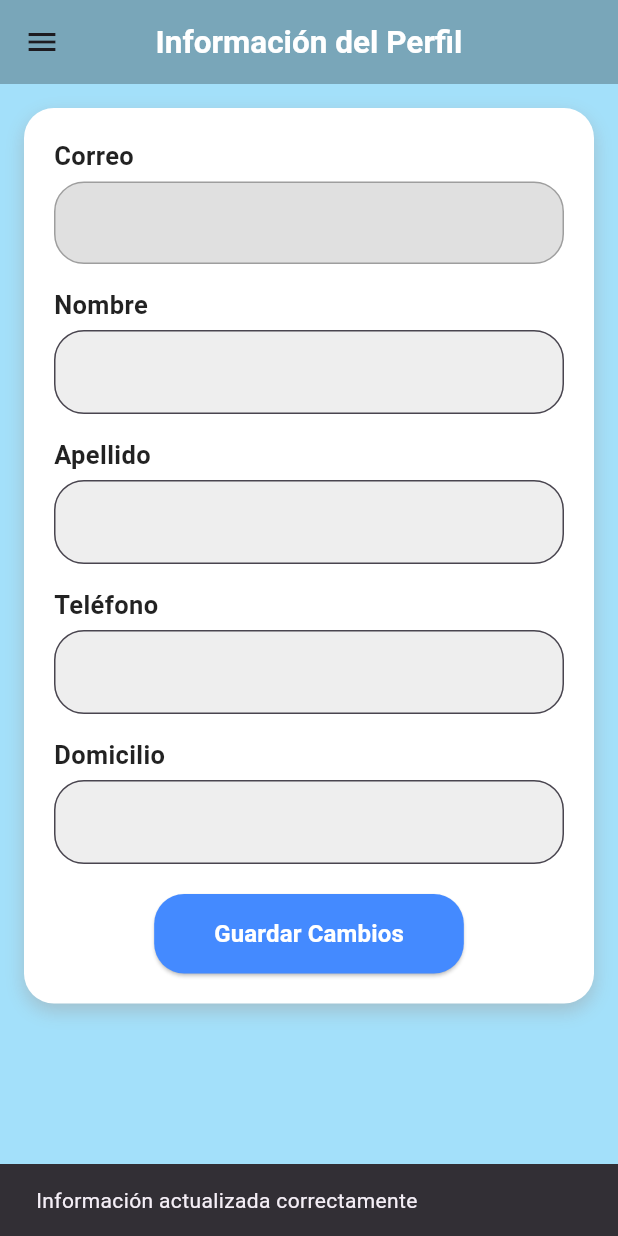
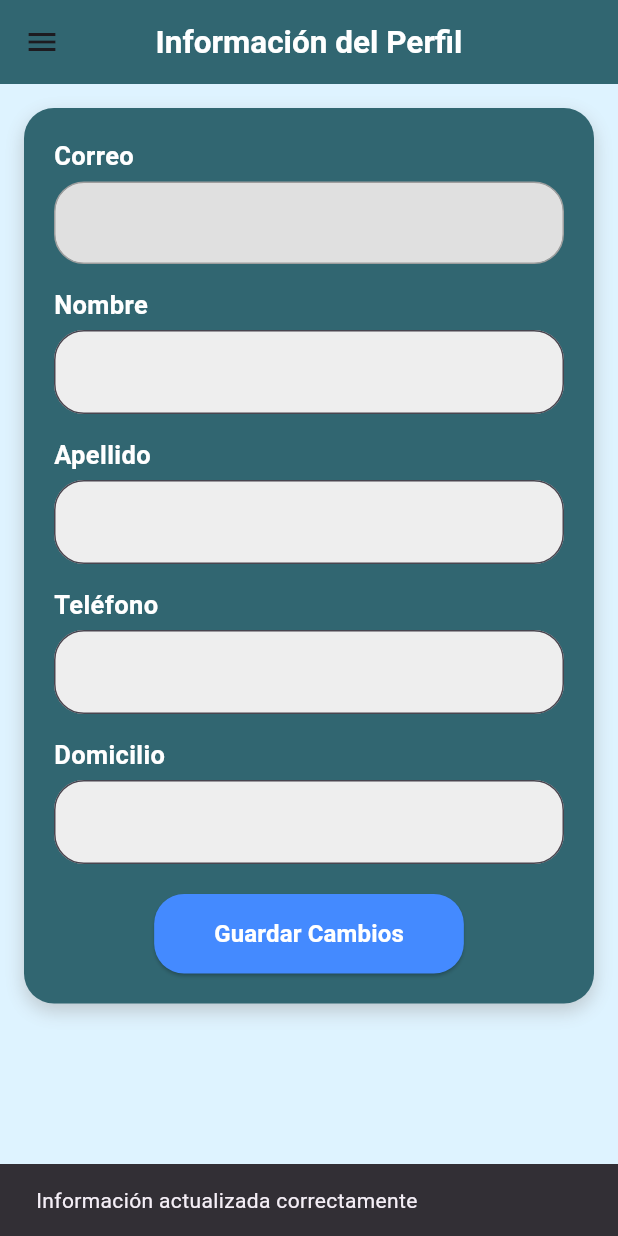
Before and after one commit to Armando-Riv/pruebas, a Flutter app: the UserProfileScreen screen opened by its route, after a tap on "Guardar Cambios", on a phone screen of 412 x 824 dp. Run offline on Flutter 3.47's test engine with Material 3 defaults, Android fonts, the phone set to English and light mode, and no system bars; our stand-ins replace cloud_firestore, firebase_auth, firebase_core, firebase_messaging, pdf, printing and 1 more; accounts and stored records are empty.

Commit message:
Version 1.0 Terminada

```diff
--- a/lib/app_drawer.dart
+++ b/lib/app_drawer.dart
@@ -16,21 +16,26 @@ class AppDrawer extends StatelessWidget {
   @override
   Widget build(BuildContext context) {
     return Drawer(
-      backgroundColor: const Color.fromARGB(250, 137, 215, 249),
+      backgroundColor:const Color.fromARGB(255, 165, 186, 198),
       child: ListView(
         padding: EdgeInsets.zero,
         children: [
-          DrawerHeader(
-            decoration: BoxDecoration(color: Colors.blueGrey[700]),
+          Container(
+            color: const Color.fromARGB(255, 42, 86, 96),
+            height: 100, // 👈 Control the height here
+            alignment: Alignment.centerLeft,
+            padding: const EdgeInsets.symmetric(horizontal: 16.0),
             child: Text(
               'Opciones',
               style: TextStyle(
                 fontSize: fontSizeProvider.fontSize + 5,
                 color: Colors.white,
                 fontWeight: FontWeight.bold,
+
               ),
             ),
           ),
+        SizedBox(height: 10,),
           // Opciones del menú
           _buildDrawerItem(
             context,
@@ -115,7 +120,7 @@ class AppDrawer extends StatelessWidget {
       ),
       tileColor: isSelected ? Colors.blueGrey : null,
       selected: isSelected,
-      selectedTileColor: Colors.blueGrey[700],
+      selectedTileColor: const Color.fromARGB(255, 42, 86, 96),
       onTap: () {
         if (!isSelected) {
           Navigator.pushReplacementNamed(context, route);
--- a/lib/home_screen.dart
+++ b/lib/home_screen.dart
@@ -87,13 +87,13 @@ class _HomeScreenState extends State<HomeScreen> {
           ),
         ),
         centerTitle: true,
-        backgroundColor: Colors.black26,
+        backgroundColor: const Color.fromARGB(255, 49, 102, 113),
       ),
       drawer: AppDrawer(
         fontSizeProvider: fontSizeProvider,
         currentRoute: HomeScreen.routeName,
       ),
-      backgroundColor: const Color.fromARGB(198, 137, 215, 249),
+      backgroundColor: const Color.fromARGB(198, 212, 240, 255),
       body: FutureBuilder<User?>(
         future: FirebaseAuth.instance.currentUser != null
             ? Future.value(FirebaseAuth.instance.currentUser)
@@ -167,7 +167,7 @@ class _HomeScreenState extends State<HomeScreen> {
                         );
                       },
                       trailing: IconButton(
-                        icon: const Icon(Icons.delete, color: Colors.red),
+                        icon: const Icon(Icons.delete, color: Colors.blueGrey),
                         onPressed: () => _confirmDeleteUser(userId),
                       ),
                     ),
--- a/lib/user_profile_screen.dart
+++ b/lib/user_profile_screen.dart
@@ -81,22 +81,26 @@ class _UserProfileScreenState extends State<UserProfileScreen> {
           ),
         ),
         centerTitle: true,
-        backgroundColor: Colors.black26,
+        backgroundColor: const Color.fromARGB(255, 49, 102, 113),
       ),
       drawer: AppDrawer(
         fontSizeProvider: fontSizeProvider,
         currentRoute: UserProfileScreen.routeName,
       ),
-      backgroundColor: const Color.fromARGB(198, 137, 215, 249),
+
+      backgroundColor: const Color.fromARGB(198, 212, 240, 255),
       body: _isLoading
           ? const Center(child: CircularProgressIndicator())
           : Padding(
         padding: const EdgeInsets.all(16.0),
+
         child: SingleChildScrollView(
+
           child: Container(
+
             padding: const EdgeInsets.all(20.0),
             decoration: BoxDecoration(
-              color: Colors.white,
+              color: const  Color.fromARGB(255, 49, 102, 113),
               borderRadius: BorderRadius.circular(20),
               boxShadow: [
                 BoxShadow(
@@ -186,7 +190,8 @@ class _UserProfileScreenState extends State<UserProfileScreen> {
         style: TextStyle(
           fontSize: fontSizeProvider.fontSize + 1,
           fontWeight: FontWeight.bold,
-          color: Colors.black87,
+          color: Colors.white
+          ,
         ),
       ),
     );
```
